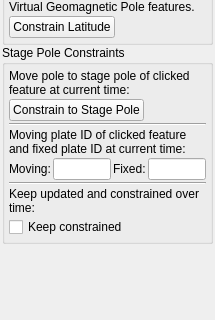
Before: the Qt Designer form src/qt-widgets/MovePoleWidgetUi.ui in GPlates/GPlates, drawn with Qt 5; both pictures show x 0 to 215 and y 143 to 463 of the 215 by 463 pixel window.
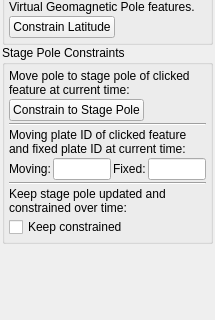
After: the same form once the commit is applied.

Commit message: (trunk) Fixed populated geometries in Manipulate Pole tool from disappearing when changing the reconstruction time.

```diff
--- a/src/qt-widgets/MovePoleWidgetUi.ui
+++ b/src/qt-widgets/MovePoleWidgetUi.ui
@@ -303,7 +303,7 @@
          <item>
           <widget class="QLabel" name="keep_stage_pole_constrained_label">
            <property name="text">
-            <string>Keep updated and constrained over time:</string>
+            <string>Keep stage pole updated and constrained over time:</string>
            </property>
            <property name="wordWrap">
             <bool>true</bool>
```
The commit also changes 3 other files.
